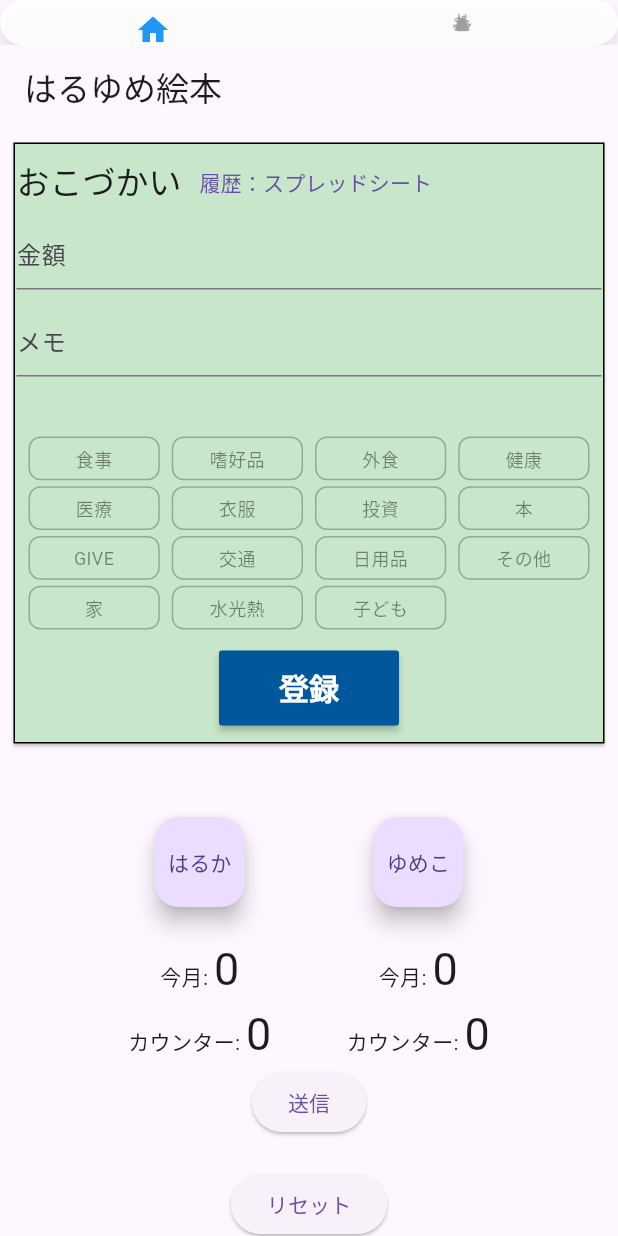
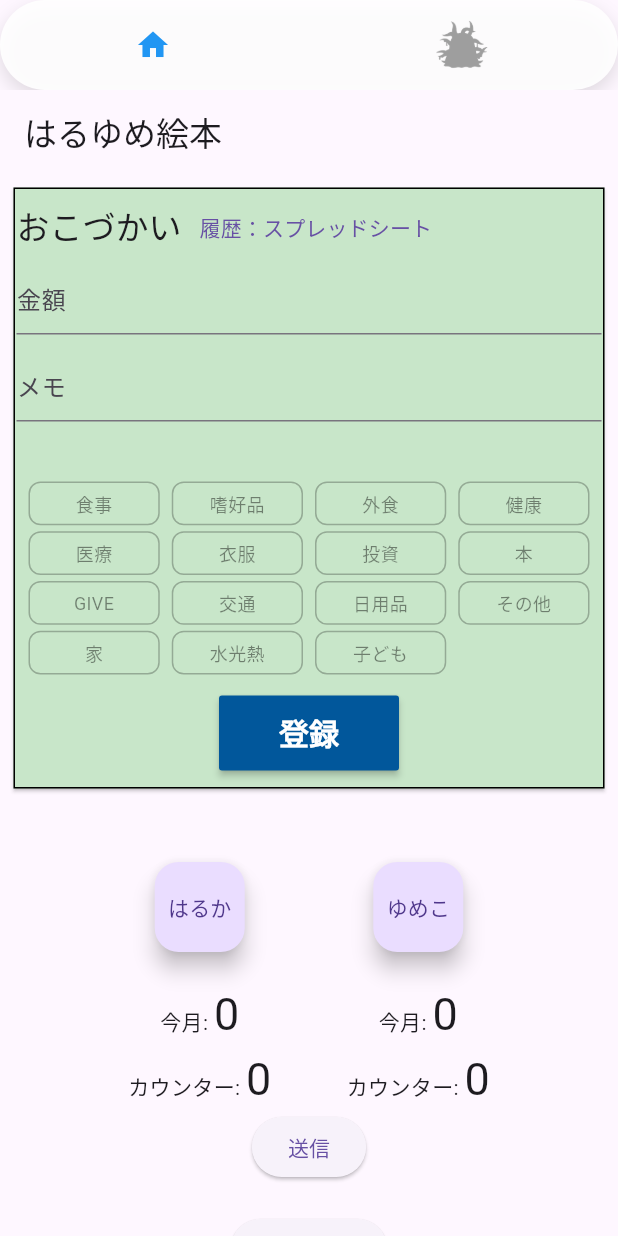
Before and after one commit to yoichiyy/haruyume2024, a Flutter app: the screen it shows after launch, on a phone screen of 412 x 824 dp. Run offline on Flutter 3.47's test engine with Material 3 defaults, Android fonts, the phone set to English and light mode, and no system bars; our stand-ins replace audioplayers, cloud_firestore, confetti, firebase_auth, firebase_core, shared_preferences and 1 more; accounts and stored records are empty; network calls fail.

Commit message:
天井バーデカくした

```diff
--- a/lib/main_page.dart
+++ b/lib/main_page.dart
@@ -35,7 +35,7 @@ class MainPageState extends State<MainPage> {
           children: [
             // ナビゲーションバー
             Container(
-              height: 30.0, // ナビゲーションバーの高さ
+              height: 60.0, // ナビゲーションバーの高さ
               // margin: const EdgeInsets.symmetric(horizontal: 16, vertical: 20),
               // padding: const EdgeInsets.symmetric(vertical: 8, horizontal: 16),
               decoration: BoxDecoration(
@@ -66,7 +66,7 @@ class MainPageState extends State<MainPage> {
                     icon: Image.asset(
                       'assets/shoggoth.png',
                       width: 36,
-                      height: 29,
+                      height: 48,
                       color: _currentIndex == 1 ? Colors.blue : Colors.grey,
                     ),
                     onPressed: () => _onMenuTap(1),
--- a/lib/widgets/emotion_classifier_screen.dart
+++ b/lib/widgets/emotion_classifier_screen.dart
@@ -20,7 +20,8 @@ class EmotionClassifierScreenState extends State<EmotionClassifierScreen> {
   // Flask APIを呼び出す関数
   Future<void> sendToFlask(String inputText) async {
     // const String apiUrl = "http://127.0.0.1:5000/analyze"; // FlaskのURL
-    const String apiUrl =  "https://flask-v9rl.onrender.com/analyze"; // FlaskのURL
+    const String apiUrl =
+        "https://flask-v9rl.onrender.com/analyze"; // FlaskのURL
 
     final response = await http.post(
       Uri.parse(apiUrl),
```
Also changed, not shown: 1 other file.
